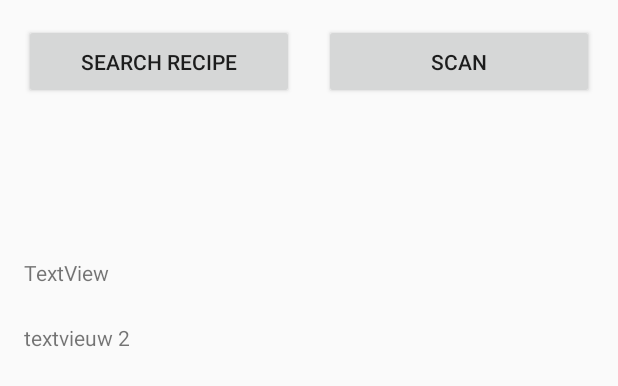
After one commit to RobbeElsermans/SaveTheFood, an Android app: the layout activity_test_find_barcode.xml on its own in the app's theme, with its tools: preview values and no code run, on a phone screen of 412 x 824 dp. The commit adds this screen. Shown: the top 386 px of the screen. Run offline under Robolectric (Android 15) with nearby library versions, the light colour scheme and no system bars.

Commit message:
toevoeging andere layout

```diff
--- a/app/src/main/res/layout/activity_main.xml
+++ b/app/src/main/res/layout/activity_main.xml
@@ -60,11 +60,6 @@
             android:onClick="favorite"
             android:text="@string/btn_favoriet" />
 
-        <Button
-            android:id="@+id/btn_add"
-            style="@style/btn_main_style"
-            android:onClick="add"
-            android:text="@string/btn_add" />
     </LinearLayout>
 
     <ScrollView
--- /dev/null
+++ b/app/src/main/res/layout/activity_test_find_barcode.xml
@@ -0,0 +1,53 @@
+<?xml version="1.0" encoding="utf-8"?>
+<androidx.constraintlayout.widget.ConstraintLayout xmlns:android="http://schemas.android.com/apk/res/android"
+    xmlns:app="http://schemas.android.com/apk/res-auto"
+    xmlns:tools="http://schemas.android.com/tools"
+    android:layout_width="match_parent"
+    android:layout_height="match_parent"
+    tools:context=".TestFindBarcode">
+
+    <Button
+        android:id="@+id/btn_scan"
+        android:layout_width="180dp"
+        android:layout_height="50dp"
+        android:layout_marginTop="16dp"
+        android:layout_marginEnd="16dp"
+        android:onClick="Scan"
+        android:text="Scan"
+        app:layout_constraintEnd_toEndOf="parent"
+        app:layout_constraintTop_toTopOf="parent" />
+
+    <Button
+        android:id="@+id/btn_scan2"
+        android:layout_width="180dp"
+        android:layout_height="50dp"
+        android:layout_marginStart="16dp"
+        android:layout_marginTop="16dp"
+        android:onClick="Scan"
+        android:text="Search Recipe"
+        app:layout_constraintStart_toStartOf="parent"
+        app:layout_constraintTop_toTopOf="parent" />
+
+    <TextView
+        android:id="@+id/text_Barcode"
+        android:layout_width="wrap_content"
+        android:layout_height="wrap_content"
+        android:text="TextView"
+        app:layout_constraintBottom_toBottomOf="parent"
+        app:layout_constraintEnd_toEndOf="parent"
+        app:layout_constraintHorizontal_bias="0.045"
+        app:layout_constraintStart_toStartOf="parent"
+        app:layout_constraintTop_toTopOf="parent"
+        app:layout_constraintVertical_bias="0.214" />
+
+    <TextView
+        android:id="@+id/text_info"
+        android:layout_width="wrap_content"
+        android:layout_height="wrap_content"
+        android:layout_marginTop="24dp"
+        android:text="textvieuw 2"
+        app:layout_constraintEnd_toEndOf="parent"
+        app:layout_constraintHorizontal_bias="0.047"
+        app:layout_constraintStart_toStartOf="parent"
+        app:layout_constraintTop_toBottomOf="@+id/text_Barcode" />
+</androidx.constraintlayout.widget.ConstraintLayout>
```
